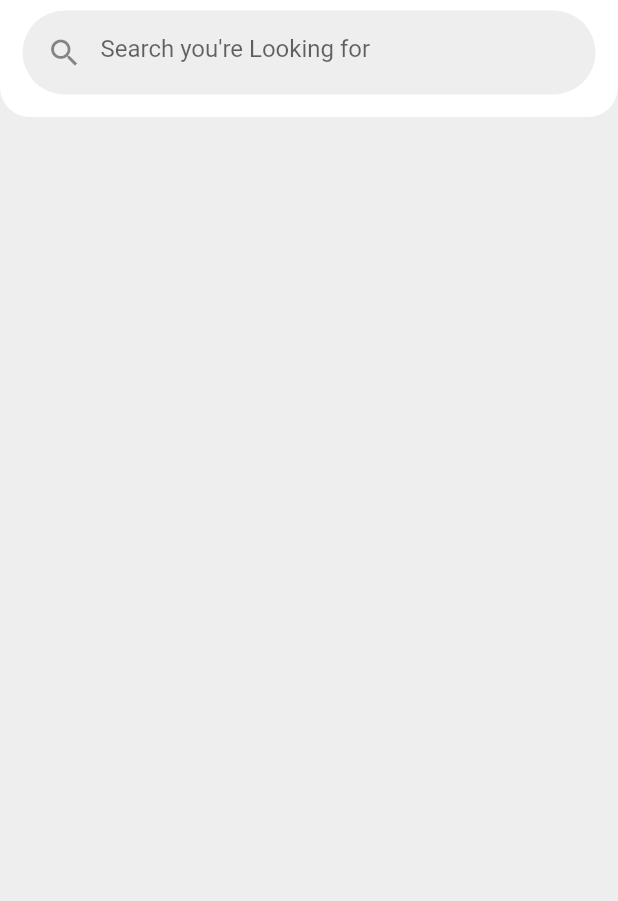
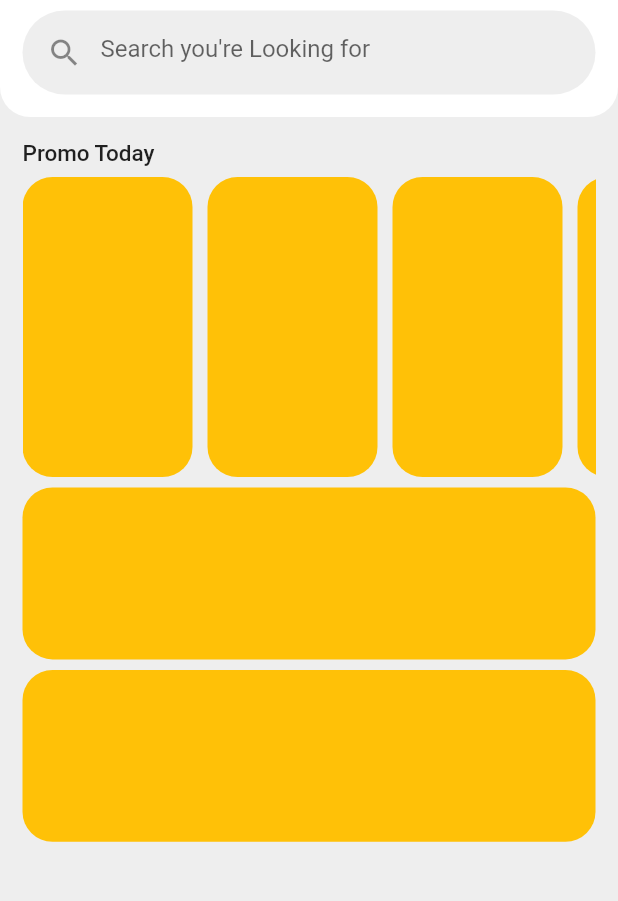
Before and after one commit to Mr-Manpreet-Singh/fluttreUI, a Flutter app: the screen it shows after launch, on a phone screen of 412 x 824 dp, the part 174-1075 px from its top. Run offline on Flutter 3.47's test engine with Material 2 defaults, Android fonts, the phone set to English and light mode, and no system bars.

Commit message:
added cards and scrolling

```diff
--- a/lib/main.dart
+++ b/lib/main.dart
@@ -1,4 +1,6 @@
 import 'package:flutter/material.dart';
+
+import 'package:day1_inspiration_app/widgets/promo_today.dart';
 
 void main() {
   runApp(const MyApp());
@@ -17,7 +19,10 @@ class MyApp extends StatelessWidget {
             foregroundColor: Colors.black,
             leading: IconButton(onPressed: () {}, icon: const Icon(Icons.menu)),
           ),
-          body: Column(
+          body: Container(
+            child: Column(
+              crossAxisAlignment: CrossAxisAlignment.start,
+              mainAxisSize: MainAxisSize.min,
               children: [
                 Container(
                   padding: EdgeInsets.all(15),
@@ -56,10 +61,10 @@ class MyApp extends StatelessWidget {
                     ],
                   ),
                 ),
-              // PromoToday()
+                PromoToday(),
               ],
             ),
-
+          ),
         ),
       ),
     );
--- /dev/null
+++ b/lib/widgets/bottom_card.dart
@@ -0,0 +1,14 @@
+import 'package:flutter/material.dart';
+
+class BottomCard extends StatelessWidget {
+  const BottomCard({super.key});
+
+  @override
+  Widget build(BuildContext context) {
+    return Container(
+      decoration: BoxDecoration(
+          color: Colors.amber, borderRadius: BorderRadius.circular(20)),
+      child: AspectRatio(aspectRatio: 1 / .3),
+    );
+  }
+}
--- a/lib/widgets/promo_today.dart
+++ b/lib/widgets/promo_today.dart
@@ -0,0 +1,49 @@
+import 'package:flutter/material.dart';
+import 'package:day1_inspiration_app/widgets/vertical_card.dart';
+import 'package:day1_inspiration_app/widgets/bottom_card.dart';
+
+class PromoToday extends StatelessWidget {
+  PromoToday({super.key});
+  Widget build(BuildContext context) {
+    return const Padding(
+      padding: EdgeInsets.all(15.0),
+      child: Column(
+        crossAxisAlignment: CrossAxisAlignment.start,
+        children: [
+          Text(
+            "Promo Today",
+            style: TextStyle(fontSize: 15, fontWeight: FontWeight.w500),
+          ),
+          SizedBox(height: 7),
+          SingleChildScrollView(
+            scrollDirection: Axis.horizontal,
+            child: Row(
+              // mainAxisAlignment: MainAxisAlignment.spaceEvenly,
+              children: [
+                VerticalCard(),
+                SizedBox(width: 10),
+                VerticalCard(),
+                SizedBox(width: 10),
+                VerticalCard(),
+                SizedBox(width: 10),
+                VerticalCard(),
+                SizedBox(width: 10),
+                VerticalCard(),
+                SizedBox(width: 10),
+                VerticalCard(),
+                SizedBox(width: 10),
+                VerticalCard(),
+                SizedBox(width: 10),
+                VerticalCard(),
+              ],
+            ),
+          ),
+          SizedBox(height: 7),
+          BottomCard(),
+          SizedBox(height: 7),
+          BottomCard(),
+        ],
+      ),
+    );
+  }
+}
--- /dev/null
+++ b/lib/widgets/vertical_card.dart
@@ -0,0 +1,17 @@
+import 'package:flutter/material.dart';
+
+class VerticalCard extends StatelessWidget {
+  const VerticalCard({super.key});
+  Widget build(BuildContext context) {
+    return Container(
+            height: 200,
+            decoration: BoxDecoration(
+              borderRadius: BorderRadius.circular(20),
+            color: Colors.amber,
+            ),
+            child: AspectRatio(aspectRatio: 1.7 / 3,
+            child: Container(),),
+
+            );
+  }
+}
```
Lines whose indentation alone changed are shown as unchanged.
